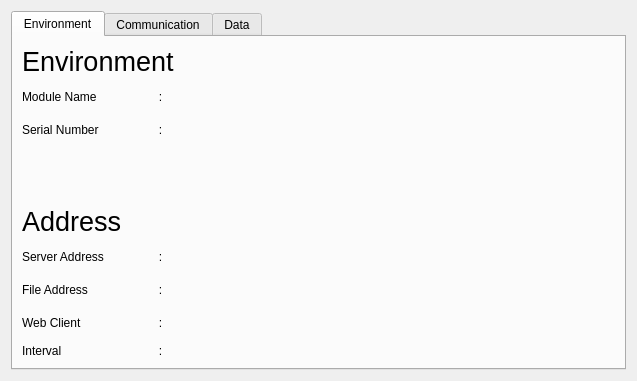
Qt form view/form_module.ui (zenaki/Kuproy-1) before a commit.
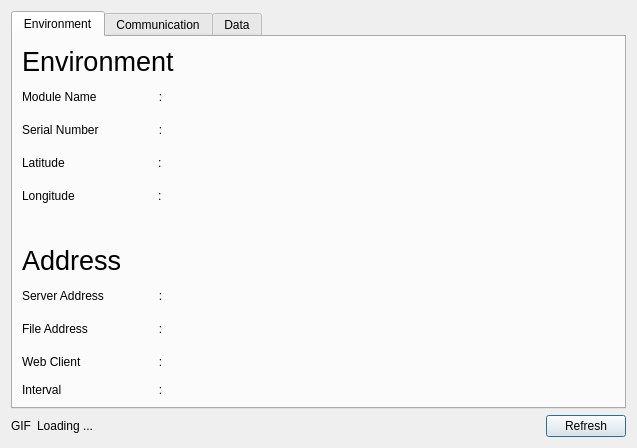
The same form after that commit.

Diff of the .ui file:
```diff
--- a/view/form_module.ui
+++ b/view/form_module.ui
@@ -7,7 +7,7 @@
     <x>0</x>
     <y>0</y>
     <width>637</width>
-    <height>381</height>
+    <height>448</height>
    </rect>
   </property>
   <property name="windowTitle">
@@ -148,6 +148,108 @@
              </property>
             </widget>
            </item>
+           <item row="2" column="1">
+            <widget class="QLabel" name="lbl_sc_latitude">
+             <property name="minimumSize">
+              <size>
+               <width>5</width>
+               <height>17</height>
+              </size>
+             </property>
+             <property name="maximumSize">
+              <size>
+               <width>5</width>
+               <height>17</height>
+              </size>
+             </property>
+             <property name="text">
+              <string>:</string>
+             </property>
+            </widget>
+           </item>
+           <item row="2" column="2">
+            <widget class="QLabel" name="le_latitude">
+             <property name="minimumSize">
+              <size>
+               <width>141</width>
+               <height>27</height>
+              </size>
+             </property>
+             <property name="text">
+              <string/>
+             </property>
+            </widget>
+           </item>
+           <item row="2" column="0">
+            <widget class="QLabel" name="lbl_latitude">
+             <property name="minimumSize">
+              <size>
+               <width>130</width>
+               <height>17</height>
+              </size>
+             </property>
+             <property name="maximumSize">
+              <size>
+               <width>130</width>
+               <height>17</height>
+              </size>
+             </property>
+             <property name="text">
+              <string>Latitude</string>
+             </property>
+            </widget>
+           </item>
+           <item row="3" column="0">
+            <widget class="QLabel" name="lbl_longitude">
+             <property name="minimumSize">
+              <size>
+               <width>130</width>
+               <height>17</height>
+              </size>
+             </property>
+             <property name="maximumSize">
+              <size>
+               <width>130</width>
+               <height>17</height>
+              </size>
+             </property>
+             <property name="text">
+              <string>Longitude</string>
+             </property>
+            </widget>
+           </item>
+           <item row="3" column="1">
+            <widget class="QLabel" name="lbl_sc_longitude">
+             <property name="minimumSize">
+              <size>
+               <width>5</width>
+               <height>17</height>
+              </size>
+             </property>
+             <property name="maximumSize">
+              <size>
+               <width>5</width>
+               <height>17</height>
+              </size>
+             </property>
+             <property name="text">
+              <string>:</string>
+             </property>
+            </widget>
+           </item>
+           <item row="3" column="2">
+            <widget class="QLabel" name="le_longitude">
+             <property name="minimumSize">
+              <size>
+               <width>141</width>
+               <height>27</height>
+              </size>
+             </property>
+             <property name="text">
+              <string/>
+             </property>
+            </widget>
+           </item>
           </layout>
          </item>
          <item>
@@ -1179,6 +1281,44 @@
      </widget>
     </widget>
    </item>
+   <item row="1" column="0">
+    <layout class="QHBoxLayout" name="horizontalLayout_2">
+     <item>
+      <widget class="QLabel" name="lbl_GIF">
+       <property name="text">
+        <string>GIF</string>
+       </property>
+      </widget>
+     </item>
+     <item>
+      <widget class="QLabel" name="lbl_loading">
+       <property name="text">
+        <string>Loading ...</string>
+       </property>
+      </widget>
+     </item>
+     <item>
+      <spacer name="horizontalSpacer">
+       <property name="orientation">
+        <enum>Qt::Horizontal</enum>
+       </property>
+       <property name="sizeHint" stdset="0">
+        <size>
+         <width>40</width>
+         <height>20</height>
+        </size>
+       </property>
+      </spacer>
+     </item>
+     <item>
+      <widget class="QPushButton" name="pb_refresh">
+       <property name="text">
+        <string>Refresh</string>
+       </property>
+      </widget>
+     </item>
+    </layout>
+   </item>
   </layout>
  </widget>
  <resources/>
```
Left out of the diff: 2 changed lines with no effect on the pictures.
